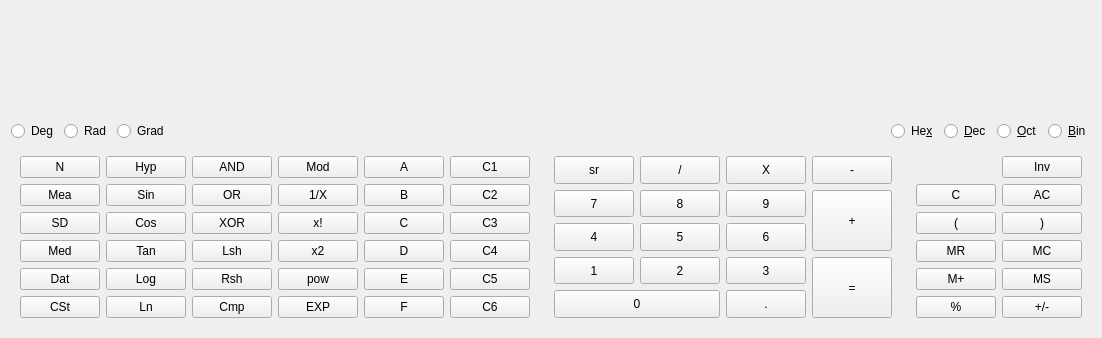
The window that kcalc.ui (KDE/kcalc) describes before a commit, drawn with Qt 5.
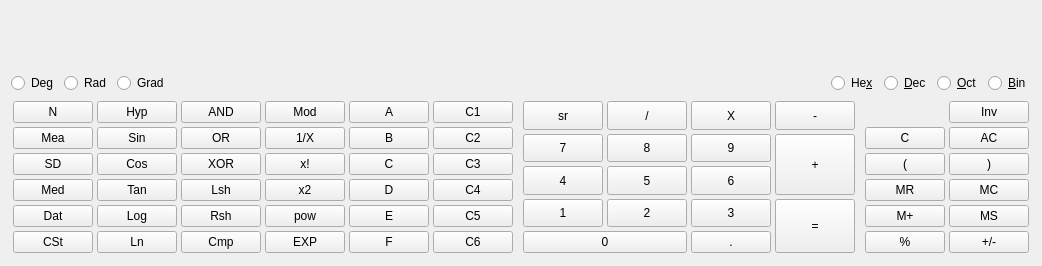
The same window after the commit. Custom widgets are drawn as their Qt base class.

Commit message: Fix updateGeometry() to work with .ui layout. Do not set fixed button heights. KCalcButtons have Preferred vertical size policy, and shorter default heights.

What changed in the file:
```diff
--- a/kcalc.ui
+++ b/kcalc.ui
@@ -5,8 +5,8 @@
    <rect>
     <x>0</x>
     <y>0</y>
-    <width>558</width>
-    <height>338</height>
+    <width>498</width>
+    <height>266</height>
    </rect>
   </property>
   <property name="windowTitle" >
@@ -108,6 +108,24 @@
        <item>
         <widget class="QWidget" native="1" name="leftPad" >
          <layout class="QGridLayout" >
+          <property name="leftMargin" >
+           <number>2</number>
+          </property>
+          <property name="topMargin" >
+           <number>2</number>
+          </property>
+          <property name="rightMargin" >
+           <number>2</number>
+          </property>
+          <property name="bottomMargin" >
+           <number>2</number>
+          </property>
+          <property name="horizontalSpacing" >
+           <number>4</number>
+          </property>
+          <property name="verticalSpacing" >
+           <number>4</number>
+          </property>
           <item row="0" column="0" >
            <widget class="KCalcButton" name="pbNData" >
             <property name="toolTip" >
@@ -501,6 +519,24 @@
        <item>
         <widget class="QWidget" native="1" name="numericPad" >
          <layout class="QGridLayout" >
+          <property name="leftMargin" >
+           <number>2</number>
+          </property>
+          <property name="topMargin" >
+           <number>2</number>
+          </property>
+          <property name="rightMargin" >
+           <number>2</number>
+          </property>
+          <property name="bottomMargin" >
+           <number>2</number>
+          </property>
+          <property name="horizontalSpacing" >
+           <number>4</number>
+          </property>
+          <property name="verticalSpacing" >
+           <number>4</number>
+          </property>
           <item row="0" column="0" >
            <widget class="KCalcButton" name="pbRoot" >
             <property name="sizePolicy" >
@@ -743,12 +779,6 @@
           </item>
           <item row="4" column="0" colspan="2" >
            <widget class="KCalcButton" name="pb0" >
-            <property name="sizePolicy" >
-             <sizepolicy vsizetype="Preferred" hsizetype="Minimum" >
-              <horstretch>0</horstretch>
-              <verstretch>0</verstretch>
-             </sizepolicy>
-            </property>
             <property name="text" >
              <string>0</string>
             </property>
@@ -779,6 +809,24 @@
        <item>
         <widget class="QWidget" native="1" name="rightPad" >
          <layout class="QGridLayout" >
+          <property name="leftMargin" >
+           <number>2</number>
+          </property>
+          <property name="topMargin" >
+           <number>2</number>
+          </property>
+          <property name="rightMargin" >
+           <number>2</number>
+          </property>
+          <property name="bottomMargin" >
+           <number>2</number>
+          </property>
+          <property name="horizontalSpacing" >
+           <number>4</number>
+          </property>
+          <property name="verticalSpacing" >
+           <number>4</number>
+          </property>
           <item row="0" column="1" >
            <widget class="KCalcButton" name="pbInv" >
             <property name="toolTip" >
```
Left out of the diff: 36 changed lines with no effect on the pictures. The commit also changes 4 other files.
